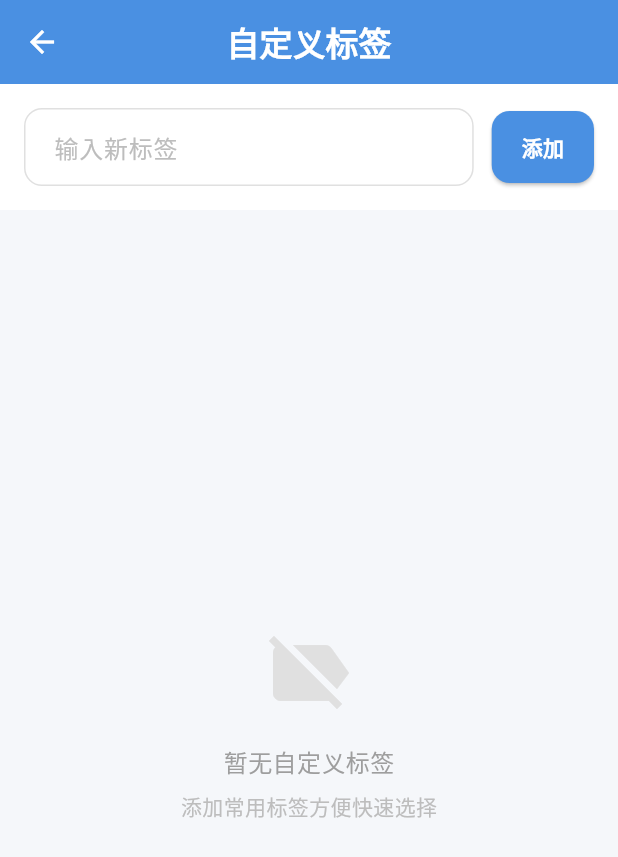
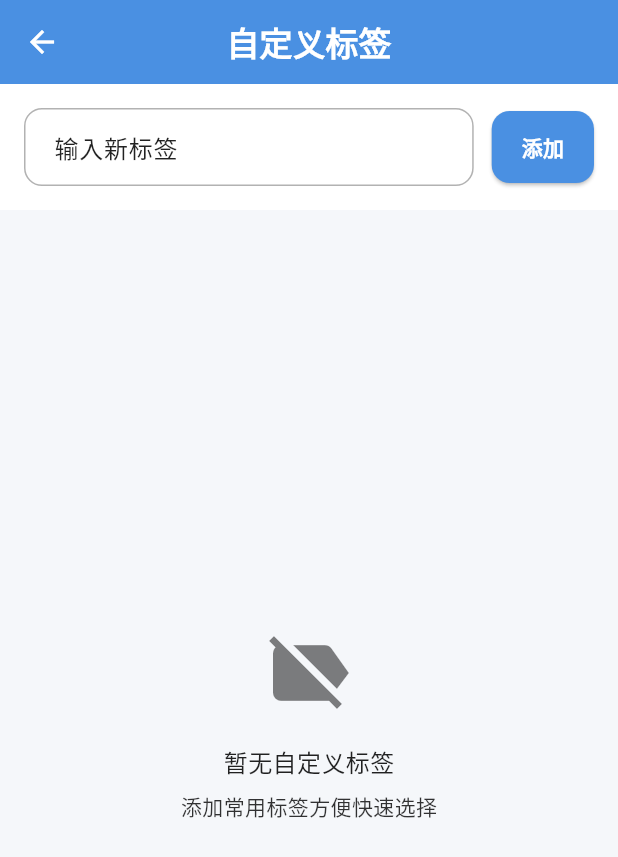
Before and after one commit to jiege455/life_recorder, a Flutter app: the TagManagerPage screen opened directly, on a phone screen of 412 x 824 dp. Shown: the top 857 px of the screen. Run offline on Flutter 3.47's test engine with Material 3 defaults, Android fonts, the phone set to English and light mode, and no system bars; our stand-ins replace dio, file_picker, fl_chart, flutter_local_notifications, image_picker, local_auth and 6 more; missing offline and left inert: flutter_screen_lock, ifly_speech_recognition; accounts and stored records are empty.

Commit message:
chore: sync tag_manager_page

```diff
--- a/lib/pages/tag_manager_page.dart
+++ b/lib/pages/tag_manager_page.dart
@@ -3,7 +3,6 @@ import '../services/tag_service.dart';
 
 class TagManagerPage extends StatefulWidget {
   const TagManagerPage({super.key});
-
   @override
   State<TagManagerPage> createState() => _TagManagerPageState();
 }
@@ -14,215 +13,53 @@ class _TagManagerPageState extends State<TagManagerPage> {
   final TextEditingController _controller = TextEditingController();
 
   @override
-  void initState() {
-    super.initState();
-    _loadTags();
-  }
-
-  void _loadTags() {
-    setState(() {
-      _tags = _tagService.customTags;
-    });
-  }
+  void initState() { super.initState(); _loadTags(); }
+  void _loadTags() { setState(() { _tags = _tagService.customTags; }); }
 
   @override
   Widget build(BuildContext context) {
     return Scaffold(
-      backgroundColor: Color(0xFFF5F7FA),
-      appBar: AppBar(
-        title: Text('自定义标签', style: TextStyle(color: Colors.white, fontWeight: FontWeight.bold)),
-        backgroundColor: Color(0xFF4A90E2),
-        elevation: 0,
-        centerTitle: true,
-        leading: IconButton(
-          icon: Icon(Icons.arrow_back, color: Colors.white),
-          onPressed: () => Navigator.pop(context),
-        ),
-      ),
-      body: Column(
-        children: [
-          _buildAddTagSection(),
-          Expanded(child: _buildTagsList()),
-        ],
-      ),
+      appBar: AppBar(title: Text('自定义标签', style: TextStyle(color: Colors.white, fontWeight: FontWeight.bold)), backgroundColor: Theme.of(context).colorScheme.primary, elevation: 0, centerTitle: true, leading: IconButton(icon: Icon(Icons.arrow_back, color: Colors.white), onPressed: () => Navigator.pop(context))),
+      body: Column(children: [_buildAddTagSection(), Expanded(child: _buildTagsList())]),
     );
   }
 
   Widget _buildAddTagSection() {
-    return Container(
-      padding: EdgeInsets.all(16),
-      color: Colors.white,
-      child: Row(
-        children: [
-          Expanded(
-            child: TextField(
-              controller: _controller,
-              decoration: InputDecoration(
-                hintText: '输入新标签',
-                hintStyle: TextStyle(color: Colors.grey[400]),
-                border: OutlineInputBorder(
-                  borderRadius: BorderRadius.circular(12),
-                  borderSide: BorderSide(color: Colors.grey[300]!),
-                ),
-                enabledBorder: OutlineInputBorder(
-                  borderRadius: BorderRadius.circular(12),
-                  borderSide: BorderSide(color: Colors.grey[300]!),
-                ),
-                focusedBorder: OutlineInputBorder(
-                  borderRadius: BorderRadius.circular(12),
-                  borderSide: BorderSide(color: Color(0xFF4A90E2)),
-                ),
-                contentPadding: EdgeInsets.symmetric(horizontal: 16, vertical: 14),
-              ),
-            ),
-          ),
-          SizedBox(width: 12),
-          ElevatedButton(
-            onPressed: _addTag,
-            style: ElevatedButton.styleFrom(
-              backgroundColor: Color(0xFF4A90E2),
-              shape: RoundedRectangleBorder(borderRadius: BorderRadius.circular(12)),
-              padding: EdgeInsets.symmetric(horizontal: 20, vertical: 14),
-            ),
-            child: Text('添加', style: TextStyle(color: Colors.white, fontWeight: FontWeight.bold)),
-          ),
-        ],
-      ),
-    );
+    final theme = Theme.of(context);
+    final cardColor = theme.cardColor;
+    final subtitleColor = theme.colorScheme.onSurfaceVariant;
+    final primaryColor = theme.colorScheme.primary;
+    return Container(padding: EdgeInsets.all(16), color: cardColor, child: Row(children: [Expanded(child: TextField(controller: _controller, style: TextStyle(color: theme.colorScheme.onSurface), decoration: InputDecoration(hintText: '输入新标签', hintStyle: TextStyle(color: subtitleColor), border: OutlineInputBorder(borderRadius: BorderRadius.circular(12), borderSide: BorderSide(color: subtitleColor.withOpacity(0.3))), enabledBorder: OutlineInputBorder(borderRadius: BorderRadius.circular(12), borderSide: BorderSide(color: subtitleColor.withOpacity(0.3))), focusedBorder: OutlineInputBorder(borderRadius: BorderRadius.circular(12), borderSide: BorderSide(color: primaryColor, width: 2)), contentPadding: EdgeInsets.symmetric(horizontal: 16, vertical: 14)))), SizedBox(width: 12), ElevatedButton(onPressed: _addTag, style: ElevatedButton.styleFrom(backgroundColor: primaryColor, shape: RoundedRectangleBorder(borderRadius: BorderRadius.circular(12)), padding: EdgeInsets.symmetric(horizontal: 20, vertical: 14)), child: Text('添加', style: TextStyle(color: Colors.white, fontWeight: FontWeight.bold)))]));
   }
 
   void _addTag() async {
     final tag = _controller.text.trim();
-    if (tag.isEmpty) {
-      ScaffoldMessenger.of(context).showSnackBar(
-        SnackBar(content: Text('请输入标签'), backgroundColor: Colors.orange),
-      );
-      return;
-    }
-    if (_tags.contains(tag)) {
-      ScaffoldMessenger.of(context).showSnackBar(
-        SnackBar(content: Text('标签已存在'), backgroundColor: Colors.orange),
-      );
-      return;
-    }
-    await _tagService.addTag(tag);
-    _controller.clear();
-    _loadTags();
-    ScaffoldMessenger.of(context).showSnackBar(
-      SnackBar(content: Text('标签已添加'), backgroundColor: Colors.green),
-    );
+    if (tag.isEmpty) { ScaffoldMessenger.of(context).showSnackBar(SnackBar(content: Text('请输入标签'), backgroundColor: Colors.orange)); return; }
+    if (_tags.contains(tag)) { ScaffoldMessenger.of(context).showSnackBar(SnackBar(content: Text('标签已存在'), backgroundColor: Colors.orange)); return; }
+    await _tagService.addTag(tag); _controller.clear(); _loadTags();
+    ScaffoldMessenger.of(context).showSnackBar(SnackBar(content: Text('标签已添加'), backgroundColor: Colors.green));
   }
 
   Widget _buildTagsList() {
-    if (_tags.isEmpty) {
-      return Center(
-        child: Column(
-          mainAxisAlignment: MainAxisAlignment.center,
-          children: [
-            Icon(Icons.label_off, size: 64, color: Colors.grey[300]),
-            SizedBox(height: 16),
-            Text('暂无自定义标签', style: TextStyle(fontSize: 16, color: Colors.grey[500])),
-            SizedBox(height: 8),
-            Text('添加常用标签方便快速选择', style: TextStyle(fontSize: 14, color: Colors.grey[400])),
-          ],
-        ),
-      );
-    }
-
-    return ListView.builder(
-      padding: EdgeInsets.all(16),
-      itemCount: _tags.length,
-      itemBuilder: (context, index) {
-        final tag = _tags[index];
-        return Container(
-          margin: EdgeInsets.only(bottom: 8),
-          decoration: BoxDecoration(
-            color: Colors.white,
-            borderRadius: BorderRadius.circular(12),
-            boxShadow: [BoxShadow(color: Colors.black.withOpacity(0.03), blurRadius: 8, offset: Offset(0, 2))],
-          ),
-          child: ListTile(
-            leading: Icon(Icons.label, color: Color(0xFF4A90E2)),
-            title: Text(tag, style: TextStyle(fontSize: 15)),
-            trailing: Row(
-              mainAxisSize: MainAxisSize.min,
-              children: [
-                IconButton(
-                  icon: Icon(Icons.edit, color: Colors.grey[500], size: 20),
-                  onPressed: () => _showEditDialog(tag),
-                ),
-                IconButton(
-                  icon: Icon(Icons.delete, color: Colors.red[400], size: 20),
-                  onPressed: () => _showDeleteDialog(tag),
-                ),
-              ],
-            ),
-          ),
-        );
-      },
-    );
+    final theme = Theme.of(context);
+    final cardColor = theme.cardColor;
+    final subtitleColor = theme.colorScheme.onSurfaceVariant;
+    final primaryColor = theme.colorScheme.primary;
+    if (_tags.isEmpty) return Center(child: Column(mainAxisAlignment: MainAxisAlignment.center, children: [Icon(Icons.label_off, size: 64, color: subtitleColor.withOpacity(0.5)), SizedBox(height: 16), Text('暂无自定义标签', style: TextStyle(fontSize: 16, color: subtitleColor)), SizedBox(height: 8), Text('添加常用标签方便快速选择', style: TextStyle(fontSize: 14, color: subtitleColor.withOpacity(0.8)))]));
+    return ListView.builder(padding: EdgeInsets.all(16), itemCount: _tags.length, itemBuilder: (context, index) {
+      final tag = _tags[index];
+      return Container(margin: EdgeInsets.only(bottom: 8), decoration: BoxDecoration(color: cardColor, borderRadius: BorderRadius.circular(12), boxShadow: [BoxShadow(color: Colors.black.withOpacity(0.03), blurRadius: 8, offset: Offset(0, 2))]), child: ListTile(leading: Icon(Icons.label, color: primaryColor), title: Text(tag, style: TextStyle(fontSize: 15, color: theme.colorScheme.onSurface)), trailing: Row(mainAxisSize: MainAxisSize.min, children: [IconButton(icon: Icon(Icons.edit, color: subtitleColor, size: 20), onPressed: () => _showEditDialog(tag)), IconButton(icon: Icon(Icons.delete, color: Colors.red[400], size: 20), onPressed: () => _showDeleteDialog(tag))]))));
+    });
   }
 
   void _showEditDialog(String oldTag) {
     final editController = TextEditingController(text: oldTag);
-    showDialog(
-      context: context,
-      builder: (context) => AlertDialog(
-        title: Text('编辑标签'),
-        shape: RoundedRectangleBorder(borderRadius: BorderRadius.circular(16)),
-        content: TextField(
-          controller: editController,
-          autofocus: true,
-          decoration: InputDecoration(
-            hintText: '输入新标签名',
-            border: OutlineInputBorder(borderRadius: BorderRadius.circular(12)),
-          ),
-        ),
-        actions: [
-          TextButton(
-            onPressed: () => Navigator.pop(context),
-            child: Text('取消'),
-          ),
-          ElevatedButton(
-            onPressed: () async {
-              final newTag = editController.text.trim();
-              if (newTag.isNotEmpty && newTag != oldTag) {
-                await _tagService.updateTag(oldTag, newTag);
-                _loadTags();
-              }
-              if (mounted) Navigator.pop(context);
-            },
-            style: ElevatedButton.styleFrom(backgroundColor: Color(0xFF4A90E2)),
-            child: Text('保存', style: TextStyle(color: Colors.white)),
-          ),
-        ],
-      ),
-    );
+    final theme = Theme.of(context);
+    showDialog(context: context, builder: (context) => AlertDialog(title: Text('编辑标签'), backgroundColor: theme.colorScheme.surface, shape: RoundedRectangleBorder(borderRadius: BorderRadius.circular(16)), content: TextField(controller: editController, autofocus: true, decoration: InputDecoration(hintText: '输入新标签名', hintStyle: TextStyle(color: theme.colorScheme.onSurfaceVariant), border: OutlineInputBorder(borderRadius: BorderRadius.circular(12)))), actions: [TextButton(onPressed: () => Navigator.pop(context), child: Text('取消')), ElevatedButton(onPressed: () async { final newTag = editController.text.trim(); if (newTag.isNotEmpty && newTag != oldTag) { await _tagService.updateTag(oldTag, newTag); _loadTags(); } if (mounted) Navigator.pop(context); }, style: ElevatedButton.styleFrom(backgroundColor: Color(0xFF4A90E2)), child: Text('保存', style: TextStyle(color: Colors.white)))]));
   }
 
   void _showDeleteDialog(String tag) {
-    showDialog(
-      context: context,
-      builder: (context) => AlertDialog(
-        title: Text('删除标签'),
-        shape: RoundedRectangleBorder(borderRadius: BorderRadius.circular(16)),
-        content: Text('确定要删除标签 "$tag" 吗？'),
-        actions: [
-          TextButton(
-            onPressed: () => Navigator.pop(context),
-            child: Text('取消'),
-          ),
-          ElevatedButton(
-            onPressed: () async {
-              await _tagService.removeTag(tag);
-              _loadTags();
-              if (mounted) Navigator.pop(context);
-            },
-            style: ElevatedButton.styleFrom(backgroundColor: Colors.red),
-            child: Text('删除', style: TextStyle(color: Colors.white)),
-          ),
-        ],
-      ),
-    );
+    final theme = Theme.of(context);
+    showDialog(context: context, builder: (context) => AlertDialog(title: Text('删除标签'), backgroundColor: theme.colorScheme.surface, shape: RoundedRectangleBorder(borderRadius: BorderRadius.circular(16)), content: Text('确定要删除标签 "$tag" 吗？'), actions: [TextButton(onPressed: () => Navigator.pop(context), child: Text('取消')), ElevatedButton(onPressed: () async { await _tagService.removeTag(tag); _loadTags(); if (mounted) Navigator.pop(context); }, style: ElevatedButton.styleFrom(backgroundColor: Colors.red), child: Text('删除', style: TextStyle(color: Colors.white)))]));
   }
 }
```
